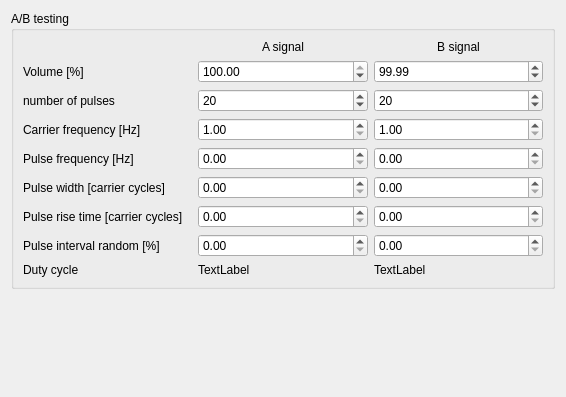
First picture: the form in designer/abtestwidget.ui, repository diglet48/restim, before the edit.
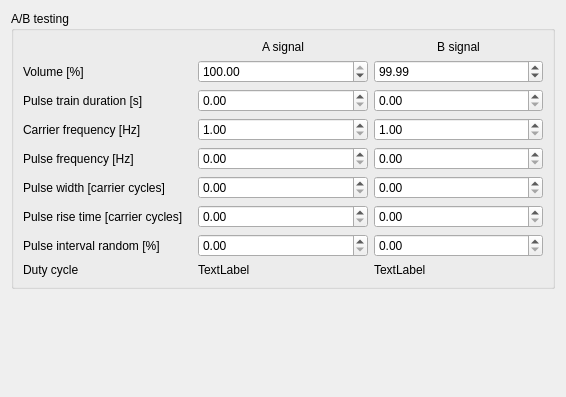
Second picture: the form after the edit.

Commit message: Change A/B test length from pulses to seconds.

The edit to the form file:
```diff
--- a/designer/abtestwidget.ui
+++ b/designer/abtestwidget.ui
@@ -70,19 +70,6 @@
         </property>
        </widget>
       </item>
-      <item row="2" column="2">
-       <widget class="QSpinBox" name="b_pulse_count">
-        <property name="minimum">
-         <number>1</number>
-        </property>
-        <property name="maximum">
-         <number>1000</number>
-        </property>
-        <property name="value">
-         <number>20</number>
-        </property>
-       </widget>
-      </item>
       <item row="1" column="1">
        <widget class="QDoubleSpinBox" name="a_volume">
         <property name="maximum">
@@ -110,19 +97,6 @@
         </property>
        </widget>
       </item>
-      <item row="2" column="1">
-       <widget class="QSpinBox" name="a_pulse_count">
-        <property name="minimum">
-         <number>1</number>
-        </property>
-        <property name="maximum">
-         <number>1000</number>
-        </property>
-        <property name="value">
-         <number>20</number>
-        </property>
-       </widget>
-      </item>
       <item row="7" column="1">
        <widget class="QDoubleSpinBox" name="a_rise_time">
         <property name="maximum">
@@ -153,7 +127,7 @@
       <item row="2" column="0">
        <widget class="QLabel" name="label_3">
         <property name="text">
-         <string>number of pulses</string>
+         <string>Pulse train duration [s]</string>
         </property>
        </widget>
       </item>
@@ -242,6 +216,26 @@
         </property>
        </widget>
       </item>
+      <item row="2" column="1">
+       <widget class="QDoubleSpinBox" name="a_train_duration">
+        <property name="maximum">
+         <double>100.000000000000000</double>
+        </property>
+        <property name="singleStep">
+         <double>0.100000000000000</double>
+        </property>
+       </widget>
+      </item>
+      <item row="2" column="2">
+       <widget class="QDoubleSpinBox" name="b_train_duration">
+        <property name="maximum">
+         <double>100.000000000000000</double>
+        </property>
+        <property name="singleStep">
+         <double>0.100000000000000</double>
+        </property>
+       </widget>
+      </item>
      </layout>
     </widget>
    </item>
```
Left out of the diff: 4 changed lines with no effect on the pictures. The commit also changes 6 other files.
